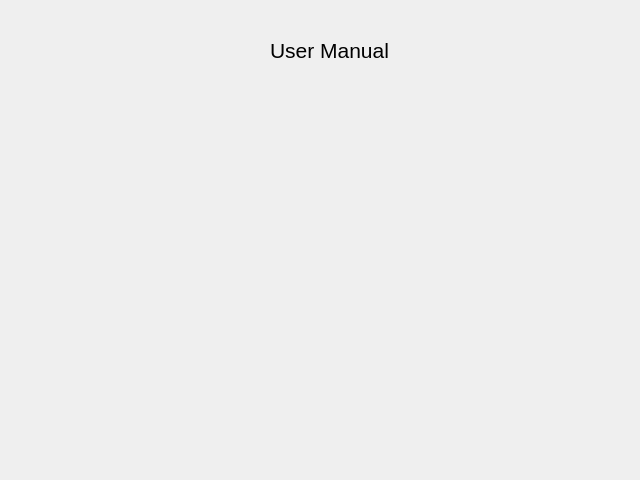
This is ui/Help.ui in TEAMMYKUNG/INDUCED-VOLTAGE-GUI as Qt 5 draws it before an edit. The edited form follows.
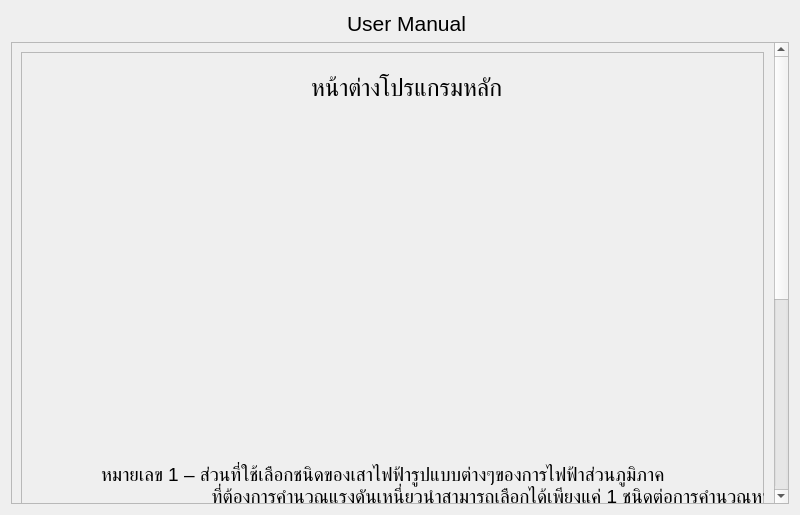
This is the edited form. Icons and pictures are not drawn.

Patch:
```diff
--- a/ui/Help.ui
+++ b/ui/Help.ui
@@ -6,10 +6,22 @@
    <rect>
     <x>0</x>
     <y>0</y>
-    <width>640</width>
-    <height>480</height>
+    <width>800</width>
+    <height>515</height>
    </rect>
   </property>
+  <property name="minimumSize">
+   <size>
+    <width>800</width>
+    <height>515</height>
+   </size>
+  </property>
+  <property name="maximumSize">
+   <size>
+    <width>800</width>
+    <height>900</height>
+   </size>
+  </property>
   <property name="windowTitle">
    <string>User Manual</string>
   </property>
@@ -17,49 +29,206 @@
    <iconset>
     <normaloff>images/help.png</normaloff>images/help.png</iconset>
   </property>
-  <widget class="QLabel" name="UserManual_topic">
-   <property name="geometry">
-    <rect>
-     <x>270</x>
-     <y>30</y>
-     <width>141</width>
-     <height>41</height>
-    </rect>
-   </property>
-   <property name="font">
-    <font>
-     <pointsize>16</pointsize>
-    </font>
-   </property>
-   <property name="text">
-    <string>User Manual</string>
-   </property>
-  </widget>
-  <widget class="QLabel" name="manual_pic">
-   <property name="geometry">
-    <rect>
-     <x>220</x>
-     <y>30</y>
-     <width>41</width>
-     <height>41</height>
-    </rect>
-   </property>
-   <property name="maximumSize">
-    <size>
-     <width>41</width>
-     <height>41</height>
-    </size>
-   </property>
-   <property name="text">
-    <string/>
-   </property>
-   <property name="pixmap">
-    <pixmap>images/manual.png</pixmap>
-   </property>
-   <property name="scaledContents">
-    <bool>true</bool>
-   </property>
-  </widget>
+  <layout class="QVBoxLayout" name="verticalLayout_2">
+   <item>
+    <layout class="QVBoxLayout" name="verticalLayout">
+     <item>
+      <layout class="QHBoxLayout" name="horizontalLayout">
+       <item>
+        <spacer name="horizontalSpacer">
+         <property name="orientation">
+          <enum>Qt::Horizontal</enum>
+         </property>
+         <property name="sizeHint" stdset="0">
+          <size>
+           <width>40</width>
+           <height>20</height>
+          </size>
+         </property>
+        </spacer>
+       </item>
+       <item>
+        <widget class="QLabel" name="manual_pic">
+         <property name="maximumSize">
+          <size>
+           <width>41</width>
+           <height>41</height>
+          </size>
+         </property>
+         <property name="text">
+          <string/>
+         </property>
+         <property name="pixmap">
+          <pixmap>images/manual.png</pixmap>
+         </property>
+         <property name="scaledContents">
+          <bool>true</bool>
+         </property>
+        </widget>
+       </item>
+       <item>
+        <widget class="QLabel" name="UserManual_topic">
+         <property name="font">
+          <font>
+           <pointsize>16</pointsize>
+          </font>
+         </property>
+         <property name="text">
+          <string>User Manual</string>
+         </property>
+        </widget>
+       </item>
+       <item>
+        <spacer name="horizontalSpacer_2">
+         <property name="orientation">
+          <enum>Qt::Horizontal</enum>
+         </property>
+         <property name="sizeHint" stdset="0">
+          <size>
+           <width>40</width>
+           <height>20</height>
+          </size>
+         </property>
+        </spacer>
+       </item>
+      </layout>
+     </item>
+     <item>
+      <widget class="QScrollArea" name="scrollArea">
+       <property name="sizePolicy">
+        <sizepolicy hsizetype="Expanding" vsizetype="Expanding">
+         <horstretch>0</horstretch>
+         <verstretch>0</verstretch>
+        </sizepolicy>
+       </property>
+       <property name="minimumSize">
+        <size>
+         <width>0</width>
+         <height>0</height>
+        </size>
+       </property>
+       <property name="baseSize">
+        <size>
+         <width>701</width>
+         <height>446</height>
+        </size>
+       </property>
+       <property name="verticalScrollBarPolicy">
+        <enum>Qt::ScrollBarAlwaysOn</enum>
+       </property>
+       <property name="sizeAdjustPolicy">
+        <enum>QAbstractScrollArea::AdjustToContents</enum>
+       </property>
+       <property name="widgetResizable">
+        <bool>true</bool>
+       </property>
+       <widget class="QWidget" name="scrollAreaWidgetContents">
+        <property name="geometry">
+         <rect>
+          <x>0</x>
+          <y>-300</y>
+          <width>761</width>
+          <height>818</height>
+         </rect>
+        </property>
+        <layout class="QVBoxLayout" name="verticalLayout_3">
+         <item>
+          <widget class="QFrame" name="frame">
+           <property name="minimumSize">
+            <size>
+             <width>743</width>
+             <height>800</height>
+            </size>
+           </property>
+           <property name="maximumSize">
+            <size>
+             <width>743</width>
+             <height>800</height>
+            </size>
+           </property>
+           <property name="frameShape">
+            <enum>QFrame::StyledPanel</enum>
+           </property>
+           <property name="frameShadow">
+            <enum>QFrame::Raised</enum>
+           </property>
+           <widget class="QLabel" name="label">
+            <property name="geometry">
+             <rect>
+              <x>90</x>
+              <y>60</y>
+              <width>581</width>
+              <height>331</height>
+             </rect>
+            </property>
+            <property name="text">
+             <string/>
+            </property>
+            <property name="pixmap">
+             <pixmap>images/2565-04-21 11_39_36-Document1 - Word.png</pixmap>
+            </property>
+            <property name="scaledContents">
+             <bool>true</bool>
+            </property>
+           </widget>
+           <widget class="QLabel" name="label_2">
+            <property name="geometry">
+             <rect>
+              <x>80</x>
+              <y>410</y>
+              <width>721</width>
+              <height>311</height>
+             </rect>
+            </property>
+            <property name="font">
+             <font>
+              <pointsize>14</pointsize>
+             </font>
+            </property>
+            <property name="text">
+             <string>หมายเลข 1 – ส่วนที่ใช้เลือกชนิดของเสาไฟฟ้ารูปแบบต่างๆของการไฟฟ้าส่วนภูมิภาค 
+                     ที่ต้องการคำนวณแรงดันเหนี่ยวนำสามารถเลือกได้เพียงแค่ 1 ชนิดต่อการคำนวณหนึ่งครั้ง
+หมายเลข 2 – Max Distance ใช้สำหรับกำหนดระยะที่ต้องการคำนวณนับจากกึ่งกลางเสา
+                       ไปทางซ้ายและขวาในหน่วยเมตร
+หมายเลข 3 – Max High ใช้สำหรับกำหนดระยะของความสูงที่ต้องการคำนวณ
+                     นับจากพื้นถึงส่วนสูงที่กำหนดในหน่วยเมตร
+หมายเลข 4 – Conductor Size ใช้สำหรับระบุระยะของตัวนำซึ่งขนานกับสายไฟฟ้าในหน่วยเมตร
+หมายเลข 5 – Interest X ใช้สำหรับระบุค่า X ในจุดที่เราสนใจจะคำนวณในหน่วยเมตร
+หมายเลข 6 – Interest Y ใช้สำหรับระบุค่า Y ในจุดที่เราสนใจจะคำนวณในหน่วยเมตร
+หมายเลข 7 – ปุ่ม Calculate กดเพื่อคำนวณค่าต่างๆที่ผู้ใช้กรอกลงในหมายเลข 1-6 
+                    ( จำเป็นต้องกรอกข้อมูลในทุกช่องให้ครบถ้วนจึงสามารถคำนวณได้ )
+หมายเลข 8 – Menu Bar ซึ่งประกอบด้วย  Help เป็นหน้าต่างบอกวิธีการใช้งาน 
+                   และ About Us เป็นหน้าต่างที่บอกข้อมูลของโปรแกรมและผู้พัฒนาโปรแกรม
+</string>
+            </property>
+           </widget>
+           <widget class="QLabel" name="label_3">
+            <property name="geometry">
+             <rect>
+              <x>290</x>
+              <y>20</y>
+              <width>231</width>
+              <height>31</height>
+             </rect>
+            </property>
+            <property name="font">
+             <font>
+              <pointsize>18</pointsize>
+             </font>
+            </property>
+            <property name="text">
+             <string>หน้าต่างโปรแกรมหลัก</string>
+            </property>
+           </widget>
+          </widget>
+         </item>
+        </layout>
+       </widget>
+      </widget>
+     </item>
+    </layout>
+   </item>
+  </layout>
  </widget>
  <resources/>
  <connections/>
```
